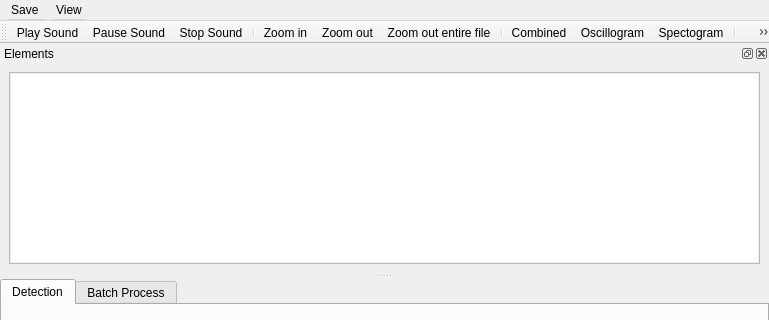
ECMora/SoundLab, file Graphic_Interface/UI Files/SegmentationAndClasificationWindowUI.ui: the form before one commit; both pictures show x 0 to 769 and y 0 to 320 of the 769 by 569 pixel window.
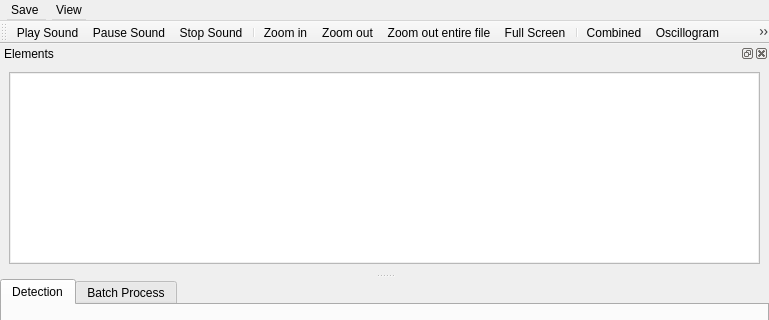
The form after the commit. Icons and pictures are not drawn. Custom widgets are drawn as their Qt base class.

Patch:
```diff
--- a/Graphic_Interface/UI Files/SegmentationAndClasificationWindowUI.ui
+++ b/Graphic_Interface/UI Files/SegmentationAndClasificationWindowUI.ui
@@ -235,6 +235,7 @@
    <addaction name="actionZoomIn"/>
    <addaction name="actionZoom_out"/>
    <addaction name="actionZoom_out_entire_file"/>
+   <addaction name="actionFull_Screen"/>
    <addaction name="separator"/>
    <addaction name="actionCombined"/>
    <addaction name="actionOscilogram"/>
```
Left out of the diff: 28 changed lines with no effect on the pictures.
